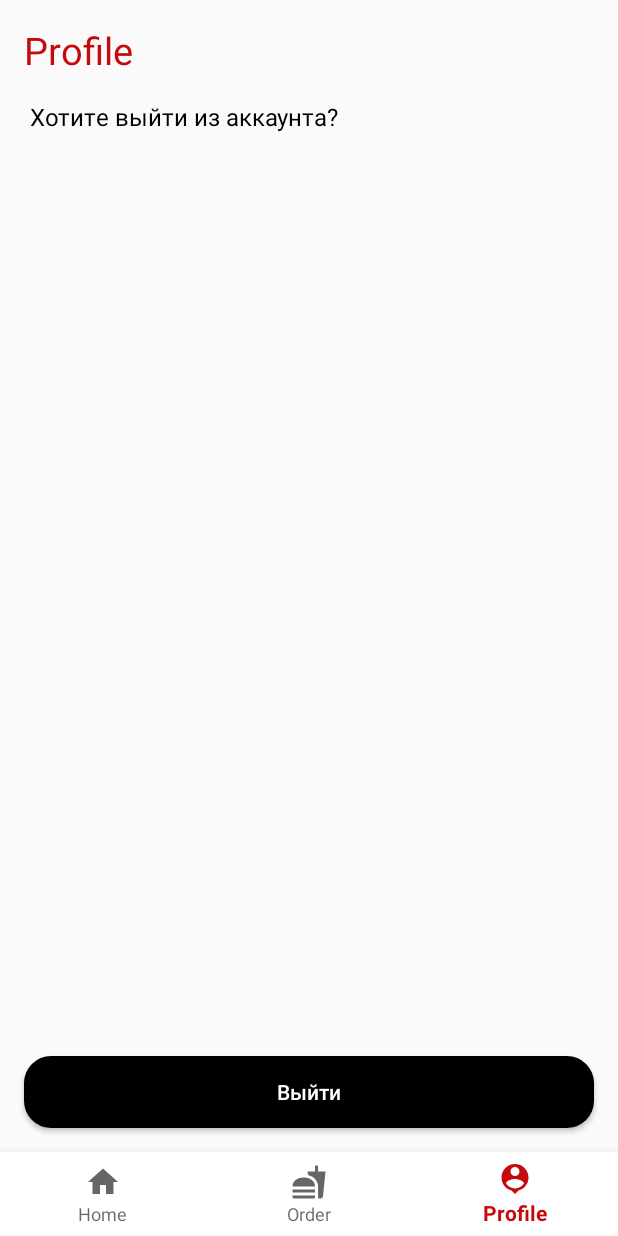
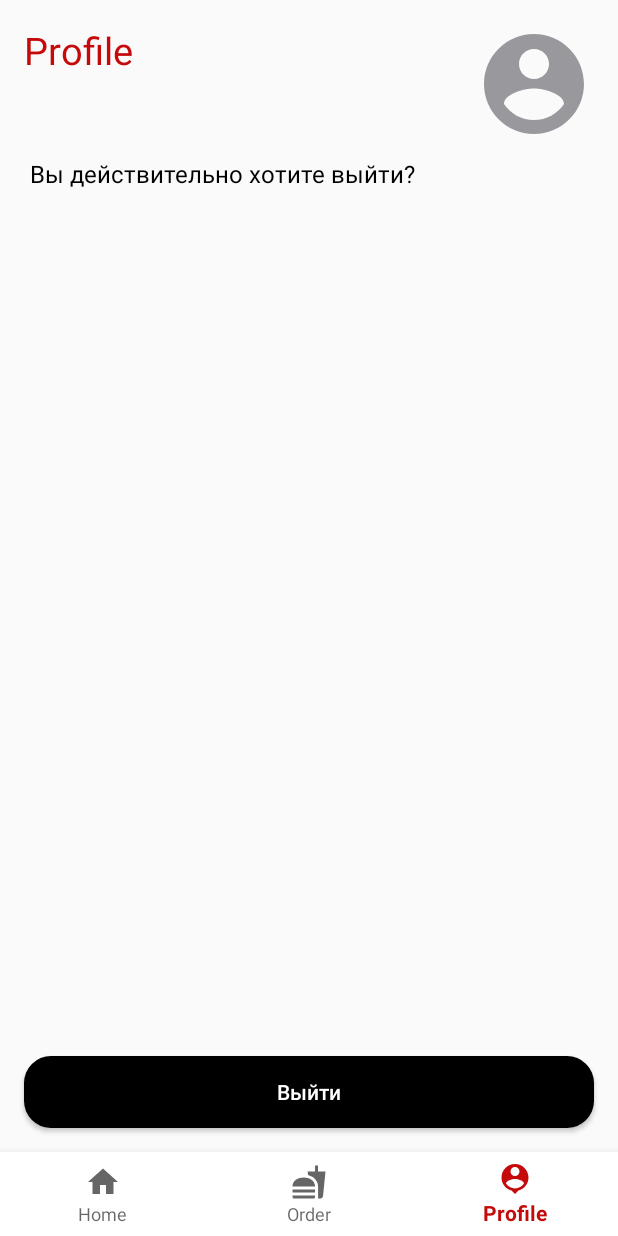
Before and after one commit to Zigfruid/Cafe-appMenu, an Android app: the screen it shows after launch once a user with an empty profile is signed in (MenuActivity), item 3 of the bottom bar chosen, on a phone screen of 412 x 824 dp. Run offline under Robolectric (Android 15) with nearby library versions, the phone set to English and light mode, and no system bars; our stand-ins replace Firebase (no records; nobody signed in at launch, a user with empty details on screens opened directly), Room's generated code.

Commit message:
was done

```diff
--- a/app/build.gradle
+++ b/app/build.gradle
@@ -40,6 +40,7 @@ dependencies {
     implementation 'com.google.android.material:material:1.1.0'
     implementation 'com.google.firebase:firebase-auth:16.0.5'
     implementation 'com.google.firebase:firebase-database:16.0.4'
+    implementation 'com.google.firebase:firebase-firestore:17.1.2'
     testImplementation 'junit:junit:4.13'
     androidTestImplementation 'androidx.test.ext:junit:1.1.1'
     androidTestImplementation 'androidx.test.espresso:espresso-core:3.2.0'
--- a/app/src/main/java/com/example/fastfood/Fragments/ProfileFragment.kt
+++ b/app/src/main/java/com/example/fastfood/Fragments/ProfileFragment.kt
@@ -1,17 +1,23 @@
 package com.example.fastfood.Fragments
 
+import android.content.ContentValues.TAG
 import android.content.Intent
 import android.os.Bundle
+import android.util.Log
 import android.view.View
+import android.widget.Toast
 import androidx.fragment.app.Fragment
 import com.example.fastfood.R
+import com.example.fastfood.ui.RegisterActivity
 import com.example.fastfood.ui.SignInActivity
 import com.google.firebase.auth.FirebaseAuth
+import com.google.firebase.firestore.FirebaseFirestore
+import kotlinx.android.synthetic.main.activity_register.*
 import kotlinx.android.synthetic.main.profile_fragment.*
 
 class ProfileFragment: Fragment(R.layout.profile_fragment){
-
     private val mAuth = FirebaseAuth.getInstance()
+    private val fStore = FirebaseFirestore.getInstance()
     override fun onViewCreated(view: View, savedInstanceState: Bundle?) {
         super.onViewCreated(view, savedInstanceState)
 
@@ -24,4 +30,33 @@ class ProfileFragment: Fragment(R.layout.profile_fragment){
 
     }
 
+    override fun onStart() {
+        super.onStart()
+        val docRef = fStore.collection("First Collection").document("User data")
+        progressBar.visibility = View.VISIBLE
+        docRef.get()
+            .addOnSuccessListener {
+                progressBar.visibility = View.GONE
+                titleQuit.text = "Вы действительно хотите выйти?"
+                ivProfilePhoto.visibility = View.VISIBLE
+                if (it!=null){
+                    Log.d(TAG, "DocumentSnapshot data : ${it.data}")
+                    it.getString("Name")?.let { it ->
+                        tvUserName.text = it
+                    }
+                    it.getString("Surname")?.let { it ->
+                        tvUserSurname.text = it
+                    }
+                }else{
+                    Log.d(TAG, "No such document")
+                }
+
+            }
+            .addOnFailureListener {
+                progressBar.visibility = View.GONE
+                Log.d(TAG, "get failed with", it)
+            }
+
+    }
+
 }
--- /dev/null
+++ b/app/src/main/res/drawable/ic_baseline_account_circle_24.xml
@@ -0,0 +1,5 @@
+<vector android:alpha="0.7" android:height="24dp" android:tint="#706F76"
+    android:viewportHeight="24" android:viewportWidth="24"
+    android:width="24dp" xmlns:android="http://schemas.android.com/apk/res/android">
+    <path android:fillColor="@android:color/white" android:pathData="M12,2C6.48,2 2,6.48 2,12s4.48,10 10,10 10,-4.48 10,-10S17.52,2 12,2zM12,5c1.66,0 3,1.34 3,3s-1.34,3 -3,3 -3,-1.34 -3,-3 1.34,-3 3,-3zM12,19.2c-2.5,0 -4.71,-1.28 -6,-3.22 0.03,-1.99 4,-3.08 6,-3.08 1.99,0 5.97,1.09 6,3.08 -1.29,1.94 -3.5,3.22 -6,3.22z"/>
+</vector>
--- a/app/src/main/res/layout/activity_sign_in.xml
+++ b/app/src/main/res/layout/activity_sign_in.xml
@@ -35,7 +35,7 @@
         android:layout_marginBottom="95dp"
         app:layout_constraintStart_toStartOf="parent"
         app:layout_constraintEnd_toEndOf="parent"
-        app:layout_constraintTop_toTopOf="@id/gd3"
+        app:layout_constraintTop_toTopOf="@id/guidLine3"
 
 
         />
@@ -45,7 +45,7 @@
         android:layout_height="match_parent"
         android:orientation="horizontal"
         app:layout_constraintGuide_percent="0.2"
-        android:id="@+id/gd3"/>
+        android:id="@+id/guidLine3"/>
 
 
     <ImageView
--- a/app/src/main/res/layout/profile_fragment.xml
+++ b/app/src/main/res/layout/profile_fragment.xml
@@ -3,6 +3,16 @@
     android:layout_width="match_parent"
     android:layout_height="match_parent"
     xmlns:app="http://schemas.android.com/apk/res-auto">
+
+    <ProgressBar
+        android:id="@+id/progressBar"
+        android:layout_width="wrap_content"
+        android:layout_height="wrap_content"
+        app:layout_constraintStart_toStartOf="parent"
+        app:layout_constraintEnd_toEndOf="parent"
+        android:visibility="gone"
+        app:layout_constraintTop_toTopOf="parent"
+        app:layout_constraintBottom_toBottomOf="parent"/>
 
     <TextView
         android:id="@+id/titleProfile"
@@ -20,12 +30,50 @@
         android:layout_width="wrap_content"
         android:layout_height="wrap_content"
         app:layout_constraintTop_toBottomOf="@id/titleProfile"
-        android:text="Хотите выйти из аккаунта?"
+        android:textSize="16sp"
+        android:textAllCaps="true"
+        android:maxWidth="100dp"
+        android:textColor="@android:color/black"
+        android:layout_marginStart="20dp"
+        android:text=" "
+        app:layout_constraintStart_toStartOf="parent"
+        android:layout_marginTop="16dp"/>
+
+    <TextView
+        android:id="@+id/tvUserSurname"
+        android:layout_width="wrap_content"
+        android:textAllCaps="true"
+        android:maxWidth="100dp"
+        android:layout_height="wrap_content"
+        app:layout_constraintTop_toTopOf="@id/tvUserName"
+        app:layout_constraintBottom_toBottomOf="@id/tvUserName"
+        android:textSize="16sp"
+        android:text=" "
+        android:textColor="@android:color/black"
+        android:layout_marginStart="5dp"
+        app:layout_constraintStart_toEndOf="@id/tvUserName"
+        />
+
+    <TextView
+        android:id="@+id/titleQuit"
+        android:layout_width="wrap_content"
+        android:layout_height="wrap_content"
+        app:layout_constraintTop_toBottomOf="@id/tvUserSurname"
         android:textSize="16sp"
         android:textColor="@android:color/black"
         android:layout_marginStart="20dp"
         app:layout_constraintStart_toStartOf="parent"
         android:layout_marginTop="16dp"/>
+
+    <ImageView
+        android:id="@+id/ivProfilePhoto"
+        android:layout_width="80dp"
+        android:layout_height="80dp"
+        android:layout_margin="16dp"
+        android:visibility="gone"
+        android:src="@drawable/ic_baseline_account_circle_24"
+        app:layout_constraintEnd_toEndOf="parent"
+        app:layout_constraintTop_toTopOf="parent"/>
 
     <Button
         android:id="@+id/btnQuitAccount"
--- a/app/src/main/res/layout/rv_item.xml
+++ b/app/src/main/res/layout/rv_item.xml
@@ -30,6 +30,7 @@
             <androidx.appcompat.widget.AppCompatTextView
                 android:layout_width="wrap_content"
                 android:id="@+id/tvItemProductName"
+                android:maxWidth="200dp"
                 android:layout_marginStart="16dp"
                 android:text="Coca-cola"
                 android:textColor="@color/redStroke"
```
Also changed, not shown: app/src/main/java/com/example/fastfood/ui/RegisterActivity.kt (+14 -2 lines), app/src/main/res/layout/home_fragment.xml (+36 -11 lines).
